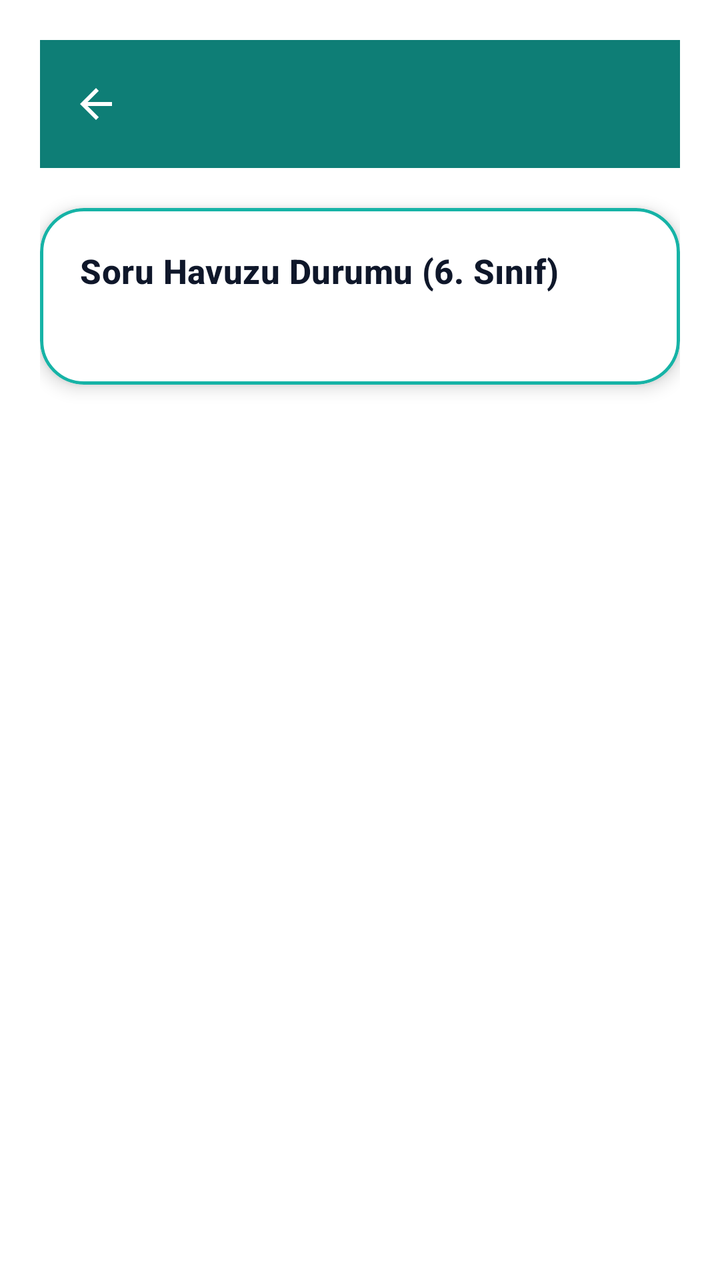
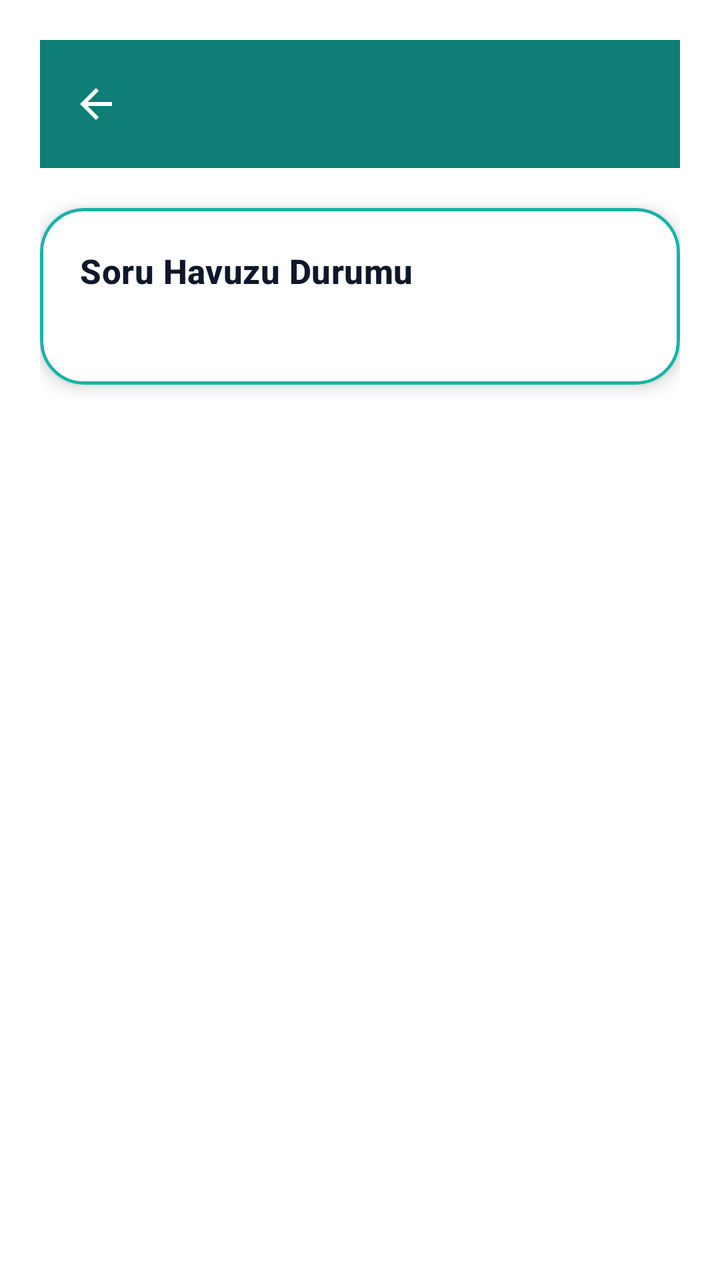

The first picture is an Android layout as it rendered before a commit; the second is the same layout after the commit. The layout source and the unified diff follow.
<!-- AndroidManifest.xml: application theme Theme.BrainBuddy -->
<!-- res/layout/activity_pool_status.xml -->
<?xml version="1.0" encoding="utf-8"?>
<ScrollView xmlns:android="http://schemas.android.com/apk/res/android"
    xmlns:app="http://schemas.android.com/apk/res-auto"
    android:layout_width="match_parent"
    android:layout_height="match_parent"
    android:fillViewport="true"
    android:background="@color/white">

    <LinearLayout
        android:layout_width="match_parent"
        android:layout_height="wrap_content"
        android:orientation="vertical"
        android:padding="20dp">

        <com.google.android.material.appbar.MaterialToolbar
            android:id="@+id/toolbar"
            android:layout_width="match_parent"
            android:layout_height="?attr/actionBarSize"
            android:background="@color/bb_turquoise_dark"
            app:titleTextColor="@color/white"
            app:navigationIcon="?attr/homeAsUpIndicator"
            app:navigationIconTint="@color/white" />

        <com.google.android.material.card.MaterialCardView
            android:id="@+id/cardPoolStatus"
            style="@style/Widget.BrainBuddy.AppCardWhite"
            android:layout_width="match_parent"
            android:layout_height="wrap_content"
            android:layout_marginTop="20dp">

            <LinearLayout
                android:layout_width="match_parent"
                android:layout_height="wrap_content"
                android:orientation="vertical"
                android:padding="20dp">

                <TextView
                    android:id="@+id/tvPoolStatusTitle"
                    android:layout_width="match_parent"
                    android:layout_height="wrap_content"
                    android:text="@string/pool_status_title"
                    android:textAppearance="@style/TextAppearance.BrainBuddy.AppTitle" />

                <TextView
                    android:id="@+id/tvPoolStatus"
                    android:layout_width="match_parent"
                    android:layout_height="wrap_content"
                    android:layout_marginTop="8dp"
                    android:textSize="13sp"
                    android:textColor="@color/bb_text"
                    android:fontFamily="monospace" />

                
                <LinearLayout
                    android:id="@+id/layoutDebugFixButtons"
                    android:layout_width="match_parent"
                    android:layout_height="wrap_content"
                    android:layout_marginTop="16dp"
                    android:orientation="vertical"
                    android:visibility="gone">

                    <TextView
                        android:layout_width="match_parent"
                        android:layout_height="wrap_content"
                        android:text="Debug Fix (sadece DEBUG build)"
                        android:textSize="12sp"
                        android:textStyle="bold"
                        android:textColor="@color/bb_text_muted" />

                    <com.google.android.material.button.MaterialButton
                        android:id="@+id/btnFixInvalidGrades"
                        style="@style/BBButtonAlt"
                        android:layout_width="match_parent"
                        android:layout_height="wrap_content"
                        android:layout_marginTop="8dp"
                        android:text="Geçersiz grade → seçili sınıfa çek"
                        android:textAllCaps="false" />

                    <com.google.android.material.button.MaterialButton
                        android:id="@+id/btnFixDifficultyOutOfRange"
                        style="@style/BBButtonAlt"
                        android:layout_width="match_parent"
                        android:layout_height="wrap_content"
                        android:layout_marginTop="8dp"
                        android:text="Zorluk aralık dışı düzelt (0–2)"
                        android:textAllCaps="false" />
                </LinearLayout>
            </LinearLayout>
        </com.google.android.material.card.MaterialCardView>
    </LinearLayout>
</ScrollView>
<!-- resources referenced by this layout -->
<resources>
  <color name="bb_text">@color/textPrimary</color>
  <color name="bb_text_muted">@color/textSecondary</color>
  <color name="bb_turquoise_dark">@color/emeraldDark</color>
  <color name="white">#FFFFFF</color>
  <string name="pool_status_title">Soru Havuzu Durumu (6. Sınıf)</string>
  <style name="BBButtonAlt" parent="Widget.Material3.Button.OutlinedButton">
          <item name="android:minHeight">56dp</item>
          <item name="cornerRadius">16dp</item>
          <item name="android:textAllCaps">false</item>
          <item name="android:textColor">?attr/colorPrimary</item>
          <item name="strokeColor">?attr/colorPrimary</item>
          <item name="strokeWidth">2dp</item>
      </style>
  <style name="TextAppearance.BrainBuddy.AppTitle" parent="TextAppearance.Material3.TitleMedium">
          <item name="android:textSize">17sp</item>
          <item name="android:textStyle">bold</item>
          <item name="android:textColor">@color/app_title</item>
      </style>
  <style name="Widget.BrainBuddy.AppCardWhite" parent="Widget.Material3.CardView.Elevated">
          <item name="cardCornerRadius">@dimen/app_card_radius</item>
          <item name="cardElevation">@dimen/app_card_elevation</item>
          <item name="cardBackgroundColor">@color/white</item>
          <item name="strokeColor">@color/emerald_primary</item>
          <item name="strokeWidth">@dimen/app_card_stroke_width</item>
          <item name="android:foreground">?attr/selectableItemBackground</item>
      </style>
  <color name="textPrimary">#0F172A</color>
  <color name="textSecondary">#64748B</color>
  <color name="emeraldDark">#0E7E76</color>
  <color name="app_title">@color/textPrimary</color>
  <dimen name="app_card_radius">22dp</dimen>
  <dimen name="app_card_elevation">5dp</dimen>
  <color name="emerald_primary">@color/emerald</color>
  <dimen name="app_card_stroke_width">1.5dp</dimen>
  <color name="bb_primary">@color/emerald</color>
  <color name="bb_secondary">@color/emeraldDark</color>
  <color name="bb_accent">@color/emerald</color>
  <color name="black">#000000</color>
  <color name="bb_error">@color/danger</color>
  <color name="bb_bg">@color/emeraldSoft</color>
  <color name="bb_surface_container">@color/emerald_surface</color>
  <color name="bb_outline_variant">@color/emerald_primary</color>
  <color name="emerald_light">@color/emeraldSoft</color>
  <color name="emerald_dark">@color/emeraldDark</color>
  <!-- drawable bg_gradient (drawable) -->
  <?xml version="1.0" encoding="utf-8"?>
  <layer-list xmlns:android="http://schemas.android.com/apk/res/android">
      <item>
          <shape>
              <gradient
                  android:angle="270"
                  android:startColor="@color/emerald_light"
                  android:endColor="@color/emerald_surface"/>
          </shape>
      </item>
  </layer-list>
  <style name="BBButton" parent="Widget.Material3.Button">
          <item name="android:minHeight">56dp</item>
          <item name="android:paddingStart">24dp</item>
          <item name="android:paddingEnd">24dp</item>
          <item name="cornerRadius">16dp</item>
          <item name="android:textAllCaps">false</item>
          <item name="android:textColor">?attr/colorOnPrimary</item>
          <item name="android:textSize">16sp</item>
          <item name="android:textStyle">bold</item>
          <item name="backgroundTint">?attr/colorPrimary</item>
      </style>
  <color name="emerald">#16B3A6</color>
  <color name="danger">#EF4444</color>
  <color name="emeraldSoft">#E6FAF7</color>
  <color name="emerald_surface">#F5FFFD</color>
  <!-- unchanged entries left out for length: 1 -->
</resources>

<!-- the commit's change to res/layout/activity_pool_status.xml (unified diff, before → after) -->
@@ -38,7 +38,7 @@
                     android:id="@+id/tvPoolStatusTitle"
                     android:layout_width="match_parent"
                     android:layout_height="wrap_content"
-                    android:text="@string/pool_status_title"
+                    android:text="@string/pool_status_title_default"
                     android:textAppearance="@style/TextAppearance.BrainBuddy.AppTitle" />
 
                 <TextView
<!-- resource entries referenced after the edit -->
@@ -4,7 +4,7 @@
   <color name="bb_text_muted">@color/textSecondary</color>
   <color name="bb_turquoise_dark">@color/emeraldDark</color>
   <color name="white">#FFFFFF</color>
-  <string name="pool_status_title">Soru Havuzu Durumu (6. Sınıf)</string>
+  <string name="pool_status_title_default">Soru Havuzu Durumu</string>
   <style name="BBButtonAlt" parent="Widget.Material3.Button.OutlinedButton">
           <item name="android:minHeight">56dp</item>
           <item name="cornerRadius">16dp</item>
